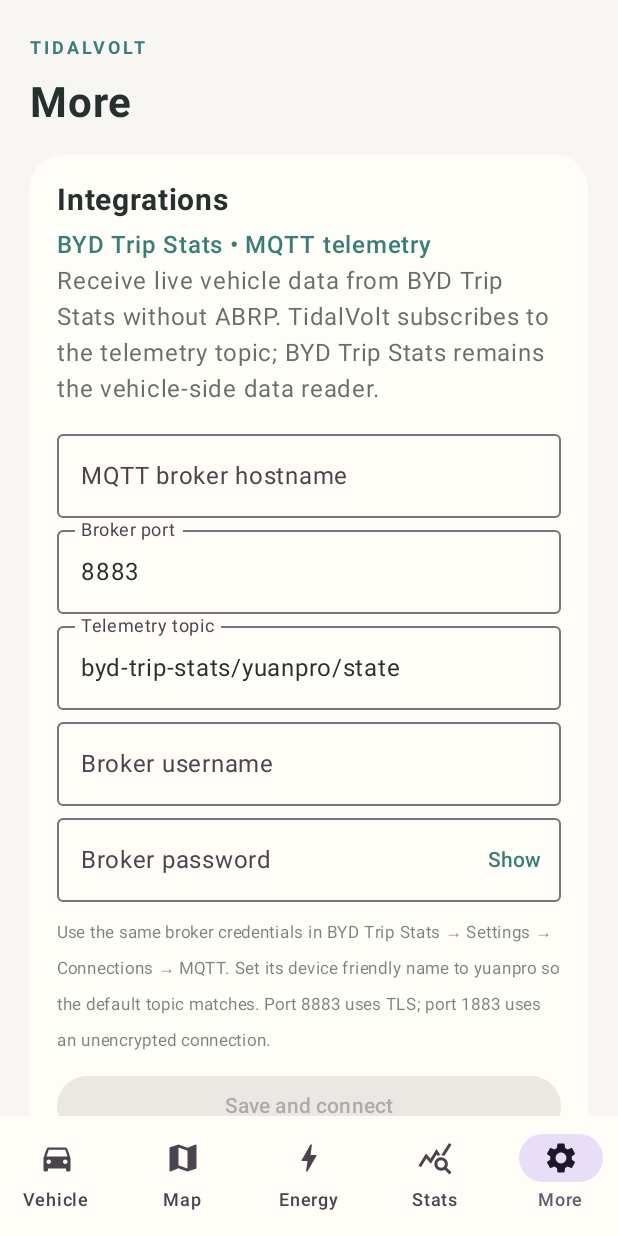
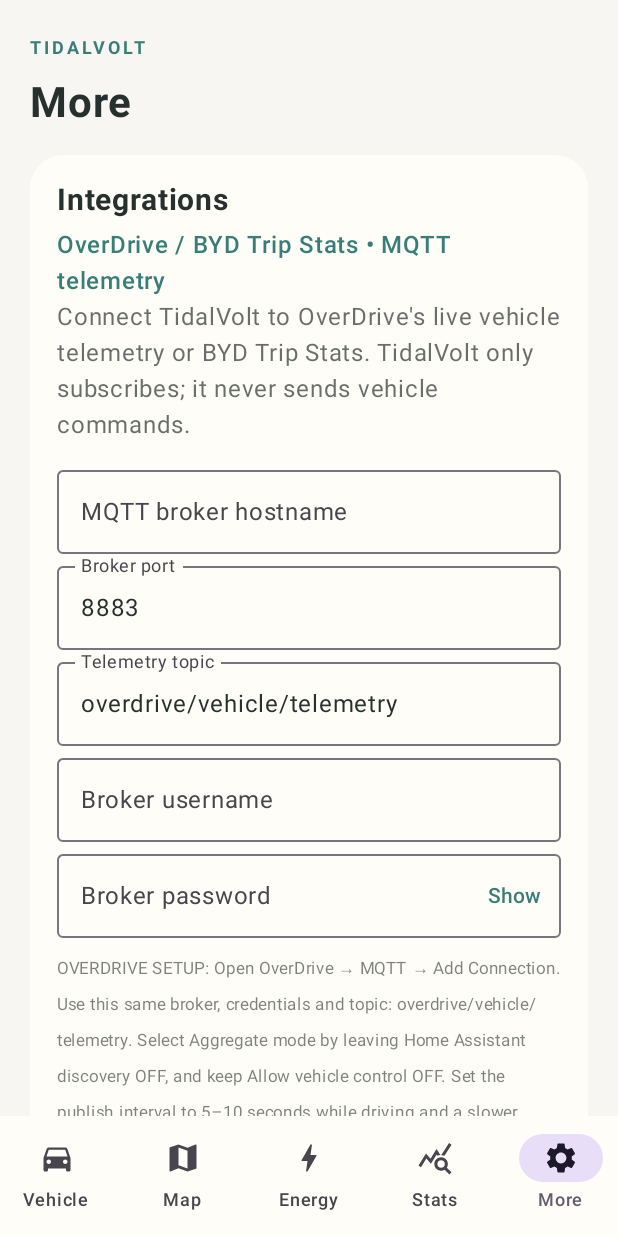
Before and after one commit to cryptomike87/TidalVolt-Ev-mate, an Android app built with Jetpack Compose: the screen it shows after launch (MainActivity), item 5 of the bottom bar chosen, on a phone screen of 412 x 824 dp. Run offline under Robolectric (Android 15) with nearby library versions, the phone set to English and light mode, and no system bars; libraries missing offline, so code that uses them is left out: org.eclipse.paho.

Commit message:
feat: add OverDrive live BMS metrics and setup guidance

```diff
--- a/app/src/main/java/com/tidalvolt/app/MainActivity.kt
+++ b/app/src/main/java/com/tidalvolt/app/MainActivity.kt
@@ -125,11 +125,33 @@ private fun VehicleScreen(card: Color, fg: Color, accent: Color) {
             Spacer(Modifier.height(8.dp))
             Metric("Battery temperature", "%.1f °C".format(it), fg)
         }
+        telemetry?.let { data ->
+            Spacer(Modifier.height(12.dp))
+            Row(Modifier.fillMaxWidth(), horizontalArrangement = Arrangement.SpaceBetween) {
+                Metric("Battery health", data.batterySohOem?.let { "%.1f%% OEM".format(it) }
+                    ?: data.batterySoh?.let { "%.1f%% estimated".format(it) } ?: "Unavailable", fg)
+                Metric("Pack voltage", data.packVoltageV?.let { "%.1f V".format(it) } ?: "Unavailable", fg)
+            }
+            Spacer(Modifier.height(10.dp))
+            Row(Modifier.fillMaxWidth(), horizontalArrangement = Arrangement.SpaceBetween) {
+                Metric("Charging power", data.chargingPowerKw?.let { "%.1f kW".format(it) } ?: "Unavailable", fg)
+                Metric("Odometer", data.odometerMiles?.let { "%.0f mi".format(it) } ?: "Unavailable", fg)
+            }
+            if (data.cellVoltageMinV != null || data.cellVoltageMaxV != null) {
+                Spacer(Modifier.height(8.dp))
+                Metric("Cell voltage min / max",
+                    "${data.cellVoltageMinV?.let { "%.3f".format(it) } ?: "—"} / ${data.cellVoltageMaxV?.let { "%.3f".format(it) } ?: "—"} V", fg)
+            }
+            if (data.chargingEtaMinutes != null) {
+                Spacer(Modifier.height(8.dp))
+                Metric("Estimated time to full", "%.0f min".format(data.chargingEtaMinutes), fg)
+            }
+        }
     }
     Spacer(Modifier.height(14.dp))
     Panel(card) {
         Text("Vehicle connection", color = fg, fontWeight = FontWeight.SemiBold)
-        Text(if (telemetry != null) "Receiving live data from BYD Trip Stats over MQTT. Confirm the readings against the vehicle display during initial testing." else "Not receiving telemetry yet. Install and configure BYD Trip Stats on a compatible BYD head unit, enable its MQTT publisher, and use the same broker and topic in More → Integrations.", color = fg.copy(alpha=.7f))
+        Text(if (telemetry != null) "Receiving live vehicle data over MQTT. Confirm readings against the vehicle display during initial testing." else "Not receiving telemetry yet. Configure OverDrive or BYD Trip Stats to publish to the same MQTT broker and topic shown in More → Integrations.", color = fg.copy(alpha=.7f))
         Text("Connection: ${MqttTelemetryManager.status.value}", color = accent, fontSize = 12.sp)
     }
 }
@@ -428,7 +450,7 @@ private fun MqttSettingsPanel(card: Color, fg: Color, accent: Color) {
     val prefs = remember { context.getSharedPreferences("tidalvolt_mqtt", Context.MODE_PRIVATE) }
     var host by remember { mutableStateOf(prefs.getString("host", "") ?: "") }
     var port by remember { mutableStateOf(prefs.getString("port", "8883") ?: "8883") }
-    var topic by remember { mutableStateOf(prefs.getString("topic", "byd-trip-stats/yuanpro/state") ?: "byd-trip-stats/yuanpro/state") }
+    var topic by remember { mutableStateOf(prefs.getString("topic", "overdrive/vehicle/telemetry") ?: "overdrive/vehicle/telemetry") }
     var username by remember { mutableStateOf(prefs.getString("username", "") ?: "") }
     var password by remember { mutableStateOf(prefs.getString("password", "") ?: "") }
     var showPassword by remember { mutableStateOf(false) }
@@ -437,16 +459,16 @@ private fun MqttSettingsPanel(card: Color, fg: Color, accent: Color) {
     Panel(card) {
         Text("Integrations", color = fg, fontSize = 20.sp, fontWeight = FontWeight.Bold)
         Spacer(Modifier.height(6.dp))
-        Text("BYD Trip Stats • MQTT telemetry", color = accent, fontWeight = FontWeight.SemiBold)
-        Text("Receive live vehicle data from BYD Trip Stats without ABRP. TidalVolt subscribes to the telemetry topic; BYD Trip Stats remains the vehicle-side data reader.", color = fg.copy(alpha=.7f))
+        Text("OverDrive / BYD Trip Stats • MQTT telemetry", color = accent, fontWeight = FontWeight.SemiBold)
+        Text("Connect TidalVolt to OverDrive's live vehicle telemetry or BYD Trip Stats. TidalVolt only subscribes; it never sends vehicle commands.", color = fg.copy(alpha=.7f))
         Spacer(Modifier.height(10.dp))
-        OutlinedTextField(value = host, onValueChange = { host = it }, label = { Text("MQTT broker hostname") }, placeholder = { Text("Your HiveMQ Cloud hostname") }, singleLine = true, modifier = Modifier.fillMaxWidth())
+        OutlinedTextField(value = host, onValueChange = { host = it }, label = { Text("MQTT broker hostname") }, placeholder = { Text("Broker hostname or Tailscale IP") }, singleLine = true, modifier = Modifier.fillMaxWidth())
         OutlinedTextField(value = port, onValueChange = { port = it.filter(Char::isDigit).take(5) }, label = { Text("Broker port") }, singleLine = true, keyboardOptions = KeyboardOptions(keyboardType = KeyboardType.Number), modifier = Modifier.fillMaxWidth())
         OutlinedTextField(value = topic, onValueChange = { topic = it }, label = { Text("Telemetry topic") }, singleLine = true, modifier = Modifier.fillMaxWidth())
         OutlinedTextField(value = username, onValueChange = { username = it }, label = { Text("Broker username") }, singleLine = true, modifier = Modifier.fillMaxWidth())
         OutlinedTextField(value = password, onValueChange = { password = it }, label = { Text("Broker password") }, singleLine = true, visualTransformation = if (showPassword) androidx.compose.ui.text.input.VisualTransformation.None else PasswordVisualTransformation(), trailingIcon = { TextButton(onClick = { showPassword = !showPassword }) { Text(if (showPassword) "Hide" else "Show") } }, modifier = Modifier.fillMaxWidth())
         Spacer(Modifier.height(8.dp))
-        Text("Use the same broker credentials in BYD Trip Stats → Settings → Connections → MQTT. Set its device friendly name to yuanpro so the default topic matches. Port 8883 uses TLS; port 1883 uses an unencrypted connection.", color = fg.copy(alpha=.6f), fontSize = 11.sp)
+        Text("OVERDRIVE SETUP: Open OverDrive → MQTT → Add Connection. Use this same broker, credentials and topic: overdrive/vehicle/telemetry. Select Aggregate mode by leaving Home Assistant discovery OFF, and keep Allow vehicle control OFF. Set the publish interval to 5–10 seconds while driving and a slower heartbeat when parked. Enable OverDrive's Tailscale proxy if the broker is reachable through your tailnet. Port 8883 uses TLS; 1883 is unencrypted.", color = fg.copy(alpha=.6f), fontSize = 11.sp)
         Spacer(Modifier.height(8.dp))
         Button(
             onClick = {
@@ -458,7 +480,7 @@ private fun MqttSettingsPanel(card: Color, fg: Color, accent: Color) {
         ) { Text("Save and connect") }
         OutlinedButton(onClick = { MqttTelemetryManager.disconnect() }, modifier = Modifier.fillMaxWidth()) { Text("Disconnect") }
         Text("Status: $connectionStatus", color = if (connectionStatus == "Connected") accent else fg.copy(alpha=.7f), fontWeight = FontWeight.SemiBold)
-        Text("Live telemetry is not shown until a valid message arrives. Credentials are stored locally on this device. Do not reuse a password you use elsewhere.", color = fg.copy(alpha=.55f), fontSize = 11.sp)
+        Text("For BYD Trip Stats, select its state topic instead (for example byd-trip-stats/yuanpro/state). Live telemetry is not shown until a valid JSON message arrives. Credentials are stored locally on this device. Keep OverDrive vehicle-control publishing disabled; TidalVolt is read-only.", color = fg.copy(alpha=.55f), fontSize = 11.sp)
     }
 }
 
```
